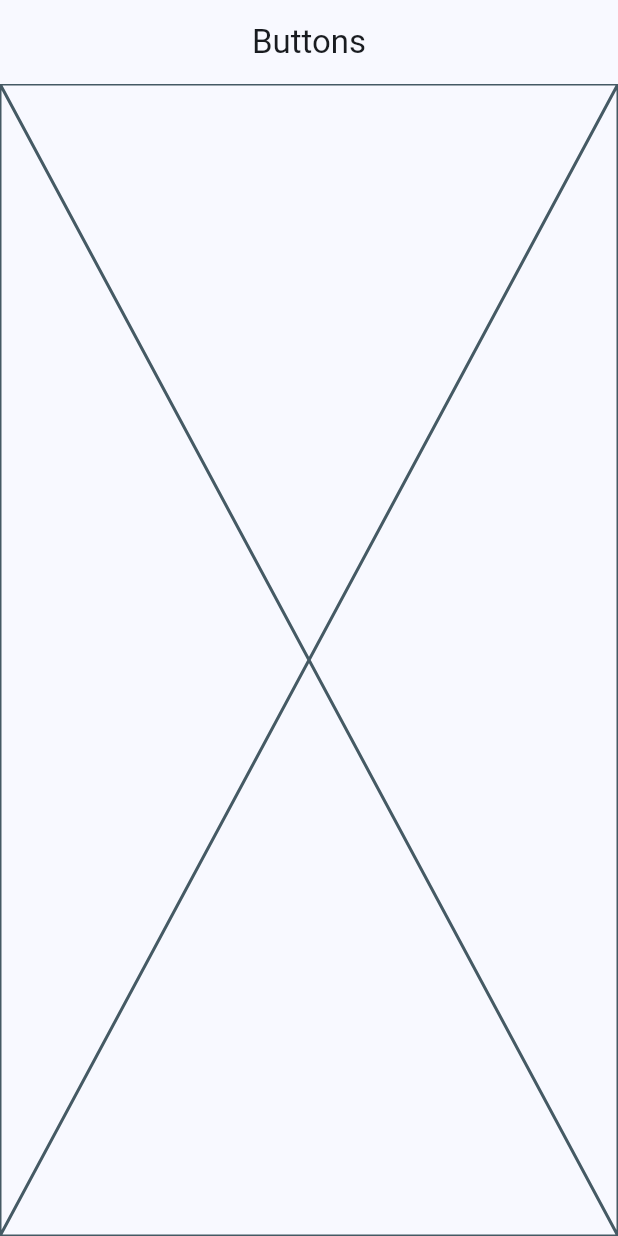
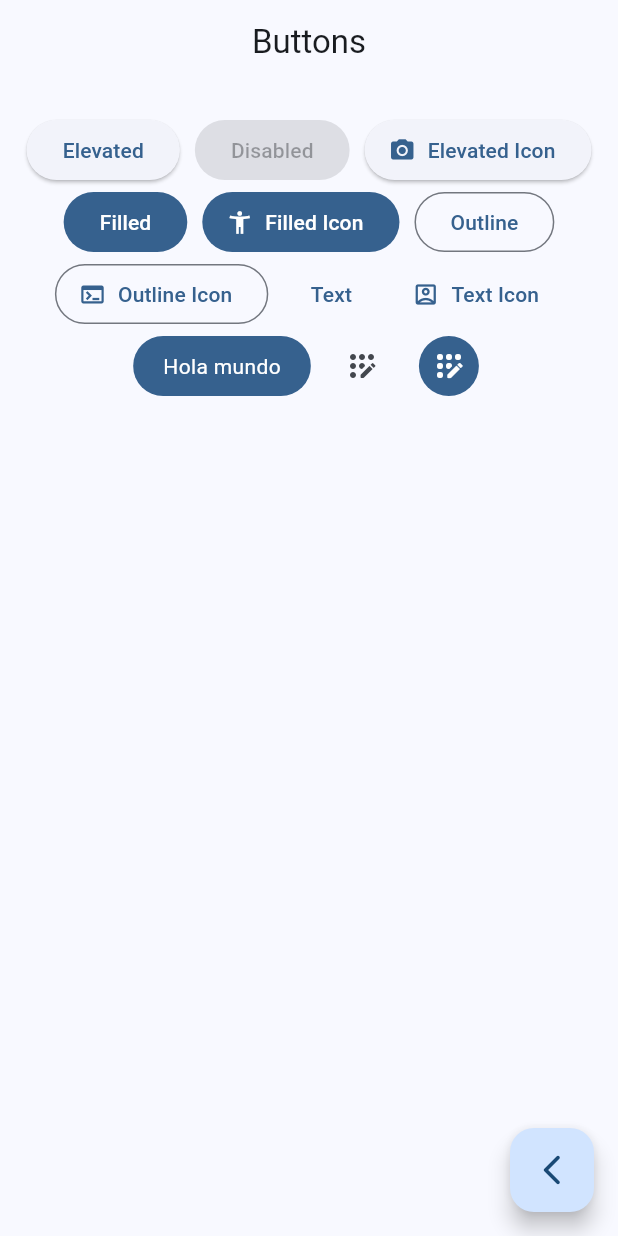
Before and after one commit to kanon488/widgets_app, a Flutter app: the ButtonsScreen screen opened by its route, on a phone screen of 412 x 824 dp. Run offline on Flutter 3.47's test engine with Material 3 defaults, Android fonts, the phone set to English and light mode, and no system bars; our stand-ins replace go_router.

Commit message:
buttons screen finished

```diff
--- a/lib/config/presentation/screens/buttons/buttons_screen.dart
+++ b/lib/config/presentation/screens/buttons/buttons_screen.dart
@@ -1,4 +1,6 @@
 import 'package:flutter/material.dart';
+import 'package:go_router/go_router.dart';
+import 'package:widgets_app/config/theme/app_theme.dart';
 class ButtonsScreen extends StatelessWidget {
 
   static const String name = 'buttons_screen';
@@ -8,7 +10,76 @@ class ButtonsScreen extends StatelessWidget {
   Widget build(BuildContext context) {
     return Scaffold(
       appBar: AppBar(title: const Text('Buttons')),
-      body: const Placeholder(),
+      body: _ButtonsView(),
+      floatingActionButton: FloatingActionButton(
+        child: Icon(Icons.arrow_back_ios_new_rounded),
+        onPressed: (){
+          context.pop();
+        }
+        ),
     );
   }
 }
+
+class _ButtonsView extends StatelessWidget {
+
+  const _ButtonsView();
+
+  @override
+  Widget build(BuildContext context) {
+    final colors = Theme.of(context).colorScheme;
+
+    return  SizedBox(
+      width: double.infinity,
+      child: Padding(
+        padding: EdgeInsets.symmetric(vertical: 20.0, horizontal: 10.0),
+        child: Wrap(
+          spacing: 10,
+          crossAxisAlignment:  WrapCrossAlignment.center,
+          alignment: WrapAlignment.center,
+          children: [
+            ElevatedButton(onPressed: (){}, child: Text('Elevated')),
+            ElevatedButton(onPressed: null, child: Text('Disabled')),
+            ElevatedButton.icon(onPressed: (){}, icon: const Icon(Icons.camera_alt), label: Text('Elevated Icon')),
+            FilledButton(onPressed: (){}, child: Text('Filled')),
+            FilledButton.icon(onPressed: (){},icon: Icon(Icons.accessibility_new), label: Text('Filled Icon')),
+            OutlinedButton(onPressed: (){}, child: Text('Outline')),
+            OutlinedButton.icon(onPressed: (){},icon: Icon(Icons.terminal), label: Text('Outline Icon')),
+            TextButton(onPressed: (){}, child: Text('Text')),
+            TextButton.icon(onPressed: (){},icon: Icon(Icons.account_box_outlined), label: Text('Text Icon')),
+             CustomButton(),
+            IconButton(onPressed: (){}, icon: Icon(Icons.app_registration_rounded)),
+            IconButton(onPressed: (){}, icon: Icon(Icons.app_registration_rounded),
+            style: ButtonStyle(
+              backgroundColor: WidgetStatePropertyAll(colors.primary),
+              iconColor: WidgetStatePropertyAll(Colors.white)
+              ))
+          ],
+        ),
+      ),
+    );
+  }
+}
+
+class CustomButton extends StatelessWidget{
+  CustomButton({ super.key});
+
+  @override
+  Widget build(BuildContext context) {
+    final colors = Theme.of(context).colorScheme;
+    return ClipRRect(
+      borderRadius: BorderRadius.circular(20),
+      child: Material(
+      color: colors.primary,
+        child: InkWell(
+          onTap: (){},
+          child: Padding(
+            padding: EdgeInsets.symmetric(horizontal: 20, vertical: 10),
+            child: Text('Hola mundo', style: TextStyle(color: Colors.white),)),
+        ),
+      ),
+    );
+  }
+
+
+}
```
